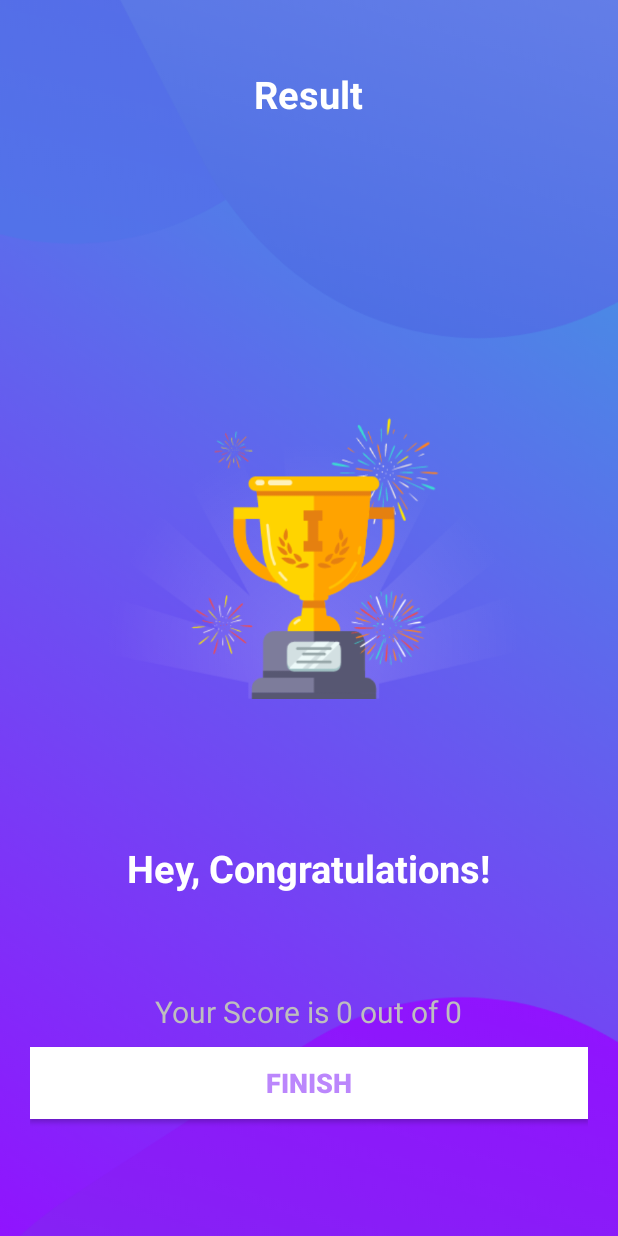
After one commit to paigeshin/AOS_Kotlin_Quiz_App, an Android app: the ResultActivity screen opened directly, with no data from a screen before it, on a phone screen of 412 x 824 dp. The commit adds this screen. Run offline under Robolectric (Android 15) with nearby library versions, the phone set to English and light mode, and no system bars.

Commit message:
finalize app

```diff
--- a/app/src/main/AndroidManifest.xml
+++ b/app/src/main/AndroidManifest.xml
@@ -9,12 +9,11 @@
         android:roundIcon="@mipmap/ic_launcher_round"
         android:supportsRtl="true"
         android:theme="@style/Theme.QuizApp">
-
         <!-- Allow only portrait -->
         <!-- Apply custom style -->
         <!-- resize UI when keyboards come up. -->
         <activity
-            android:name=".MainActivity"
+            android:name=".activities.MainActivity"
             android:screenOrientation="portrait"
             android:theme="@style/NoActionBarTheme"
             android:windowSoftInputMode="adjustResize">
@@ -24,11 +23,14 @@
                 <category android:name="android.intent.category.LAUNCHER" />
             </intent-filter>
         </activity>
-
-        <activity android:name=".QuizQuestionActivity"
+        <activity
+            android:name=".activities.QuizQuestionActivity"
             android:screenOrientation="portrait"
+            android:windowSoftInputMode="adjustResize" />
+        <activity android:name=".activities.ResultActivity"
+            android:screenOrientation="portrait"
+            android:theme="@style/NoActionBarTheme"
             android:windowSoftInputMode="adjustResize"/>
-
     </application>
 
 </manifest>
--- a/app/src/main/java/com/example/quizapp/Constants.kt
+++ b/app/src/main/java/com/example/quizapp/Constants.kt
@@ -3,6 +3,10 @@ package com.example.quizapp
 // TODO (STEP 5: Create a Constants Object.)
 // START
 object Constants {
+
+    const val USER_NAME: String = "user_name"
+    const val TOTAL_QUESTIONS: String = "total_question"
+    const val CORRECT_ANSWERS: String = "correct_answers"
 
     // TODO (STEP 6: Create a list of questions using the Question data model class. And add all the flag images to the drawable folder to add it in the list.)
     // START
--- a/app/src/main/java/com/example/quizapp/MainActivity.kt
+++ b/app/src/main/java/com/example/quizapp/activities/MainActivity.kt
@@ -1,10 +1,11 @@
-package com.example.quizapp
+package com.example.quizapp.activities
 
 import android.content.Intent
 import androidx.appcompat.app.AppCompatActivity
 import android.os.Bundle
-import android.view.View
 import android.widget.Toast
+import com.example.quizapp.Constants
+import com.example.quizapp.R
 import kotlinx.android.synthetic.main.activity_main.*
 
 class MainActivity : AppCompatActivity() {
@@ -18,6 +19,7 @@ class MainActivity : AppCompatActivity() {
                 Toast.makeText(this, "Please enter your name", Toast.LENGTH_LONG).show();
             } else {
                 val intent: Intent = Intent(this, QuizQuestionActivity::class.java)
+                intent.putExtra(Constants.USER_NAME, etName.text.toString())
                 startActivity(intent)
                 finish()
             }
--- a/app/src/main/java/com/example/quizapp/QuizQuestionActivity.kt
+++ b/app/src/main/java/com/example/quizapp/activities/QuizQuestionActivity.kt
@@ -1,5 +1,6 @@
-package com.example.quizapp
+package com.example.quizapp.activities
 
+import android.content.Intent
 import android.graphics.Color
 import android.graphics.Typeface
 import androidx.appcompat.app.AppCompatActivity
@@ -8,6 +9,9 @@ import android.view.View
 import android.widget.TextView
 import android.widget.Toast
 import androidx.core.content.ContextCompat
+import com.example.quizapp.Constants
+import com.example.quizapp.Question
+import com.example.quizapp.R
 import kotlinx.android.synthetic.main.activity_quiz_question.*
 
 class QuizQuestionActivity : AppCompatActivity(), View.OnClickListener {
@@ -15,10 +19,14 @@ class QuizQuestionActivity : AppCompatActivity(), View.OnClickListener {
     private var mCurrentPosition: Int = 0
     private var mQuestionList: ArrayList<Question>? = null
     private var mSelectedOptionPosition: Int = 0
+    private var mCorrectAnswers: Int = 0
+    private var mUserName: String? = null
 
     override fun onCreate(savedInstanceState: Bundle?) {
         super.onCreate(savedInstanceState)
         setContentView(R.layout.activity_quiz_question)
+
+        mUserName = intent.getStringExtra(Constants.USER_NAME)
 
         mCurrentPosition =  1
 
@@ -95,7 +103,12 @@ class QuizQuestionActivity : AppCompatActivity(), View.OnClickListener {
                         mCurrentPosition <= mQuestionList!!.size -> {
                             setQuestion()
                         } else -> {
-                            Toast.makeText(this, "You have s uccesfully c ompleted the Quiz", Toast.LENGTH_LONG).show()
+                            val intent = Intent(this, ResultActivity::class.java)
+                            intent.putExtra(Constants.USER_NAME, mUserName)
+                            intent.putExtra(Constants.CORRECT_ANSWERS, mCorrectAnswers)
+                            intent.putExtra(Constants.TOTAL_QUESTIONS, mQuestionList!!.size)
+                            startActivity(intent)
+                            finish()
                         }
                     }
 
@@ -104,6 +117,8 @@ class QuizQuestionActivity : AppCompatActivity(), View.OnClickListener {
                     val question = mQuestionList?.get(mCurrentPosition - 1)
                     if(question!!.correctAnswer != mSelectedOptionPosition) {
                         answerView(mSelectedOptionPosition, R.drawable.wrong_option_border_bg)
+                    } else {
+                        mCorrectAnswers++
                     }
                     answerView(mSelectedOptionPosition, R.drawable.correct_option_border_bg)
                     if(mCurrentPosition == mQuestionList!!.size) {
--- /dev/null
+++ b/app/src/main/java/com/example/quizapp/activities/ResultActivity.kt
@@ -0,0 +1,24 @@
+package com.example.quizapp.activities
+
+import android.content.Intent
+import androidx.appcompat.app.AppCompatActivity
+import android.os.Bundle
+import com.example.quizapp.Constants
+import com.example.quizapp.R
+import kotlinx.android.synthetic.main.activity_result.*
+
+class ResultActivity : AppCompatActivity() {
+    override fun onCreate(savedInstanceState: Bundle?) {
+        super.onCreate(savedInstanceState)
+        setContentView(R.layout.activity_result)
+
+        val userName = intent.getStringExtra(Constants.USER_NAME)
+        tv_name.text = userName
+        val totalQuestions = intent.getIntExtra(Constants.TOTAL_QUESTIONS, 0)
+        val correctAnswer = intent.getIntExtra(Constants.CORRECT_ANSWERS, 0)
+        tv_score.text = "Your Score is $correctAnswer out of $totalQuestions"
+        btn_finish.setOnClickListener {
+            startActivity(Intent(this, MainActivity::class.java))
+        }
+    }
+}
--- a/app/src/main/res/drawable/correct_option_border_bg.xml
+++ b/app/src/main/res/drawable/correct_option_border_bg.xml
@@ -8,4 +8,4 @@
 
     <corners android:radius="5dp" />
 </shape>
-<!--END-->
+    <!--END-->
--- a/app/src/main/res/layout/activity_main.xml
+++ b/app/src/main/res/layout/activity_main.xml
@@ -7,7 +7,7 @@
     android:gravity="center"
     android:background="@drawable/ic_bg"
     android:orientation="vertical"
-    tools:context=".MainActivity">
+    tools:context=".activities.MainActivity">
 
     <TextView
         android:id="@+id/tvAppName"
--- a/app/src/main/res/layout/activity_quiz_question.xml
+++ b/app/src/main/res/layout/activity_quiz_question.xml
@@ -6,7 +6,7 @@
     android:layout_width="match_parent"
     android:layout_height="match_parent"
     android:fillViewport="true"
-    tools:context=".QuizQuestionActivity">
+    tools:context=".activities.QuizQuestionActivity">
     <!-- fillViewport, if you set this value to true, it automatically adjust to even smaller screens -->
 
     <LinearLayout
--- /dev/null
+++ b/app/src/main/res/layout/activity_result.xml
@@ -0,0 +1,72 @@
+<?xml version="1.0" encoding="utf-8"?>
+<!--TODO (STEP 5: Design the result activity layout.)-->
+<!--START-->
+<!--1. Add the trophy image to the drawable folders.-->
+<LinearLayout xmlns:android="http://schemas.android.com/apk/res/android"
+    xmlns:tools="http://schemas.android.com/tools"
+    android:layout_width="match_parent"
+    android:layout_height="match_parent"
+    android:background="@drawable/ic_bg"
+    android:orientation="vertical"
+    android:gravity="center_horizontal"
+    android:padding="20dp"
+    tools:context=".activities.ResultActivity">
+
+    <TextView
+        android:id="@+id/tv_result"
+        android:layout_width="wrap_content"
+        android:layout_height="wrap_content"
+        android:layout_marginTop="25dp"
+        android:text="Result"
+        android:textColor="@android:color/white"
+        android:textSize="25sp"
+        android:textStyle="bold" />
+
+    <ImageView
+        android:id="@+id/iv_trophy"
+        android:layout_width="wrap_content"
+        android:layout_height="wrap_content"
+        android:contentDescription="image"
+        android:src="@drawable/ic_trophy" />
+
+    <TextView
+        android:id="@+id/tv_congratulations"
+        android:layout_width="wrap_content"
+        android:layout_height="wrap_content"
+        android:layout_marginTop="16dp"
+        android:text="Hey, Congratulations!"
+        android:textColor="@android:color/white"
+        android:textSize="25sp"
+        android:textStyle="bold"/>
+
+    <TextView
+        android:id="@+id/tv_name"
+        android:layout_width="wrap_content"
+        android:layout_height="wrap_content"
+        android:layout_marginTop="25dp"
+        android:textColor="@android:color/white"
+        android:textSize="22sp"
+        android:textStyle="bold"
+        tools:text="Username" />
+
+    <TextView
+        android:id="@+id/tv_score"
+        android:layout_width="wrap_content"
+        android:layout_height="wrap_content"
+        android:layout_marginTop="10dp"
+        android:textColor="@android:color/secondary_text_dark"
+        android:textSize="20sp"
+        tools:text="Your Score is 9 out of 10" />
+
+    <Button
+        android:id="@+id/btn_finish"
+        android:layout_width="match_parent"
+        android:layout_height="wrap_content"
+        android:layout_marginTop="10dp"
+        android:background="@android:color/white"
+        android:text="FINISH"
+        android:textColor="@color/purple_200"
+        android:textSize="18sp"
+        android:textStyle="bold" />
+</LinearLayout>
+    <!--END-->
```
Also changed, not shown: app/src/main/res/drawable-v24/ic_trophy.png (added), 1 other file.
